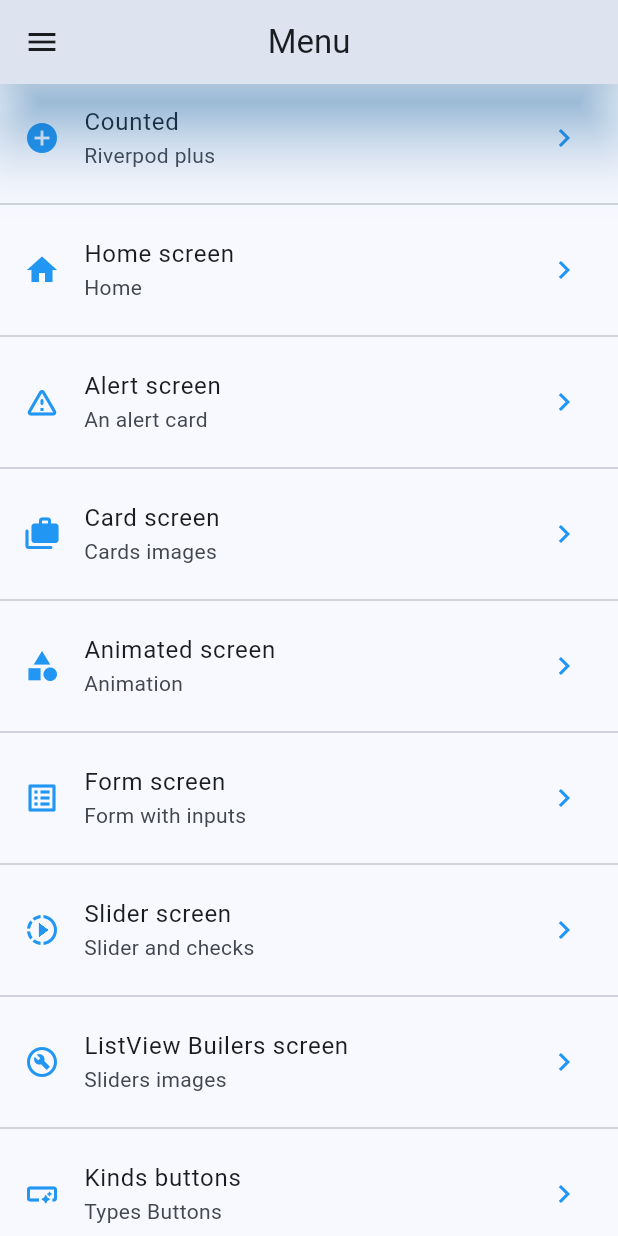
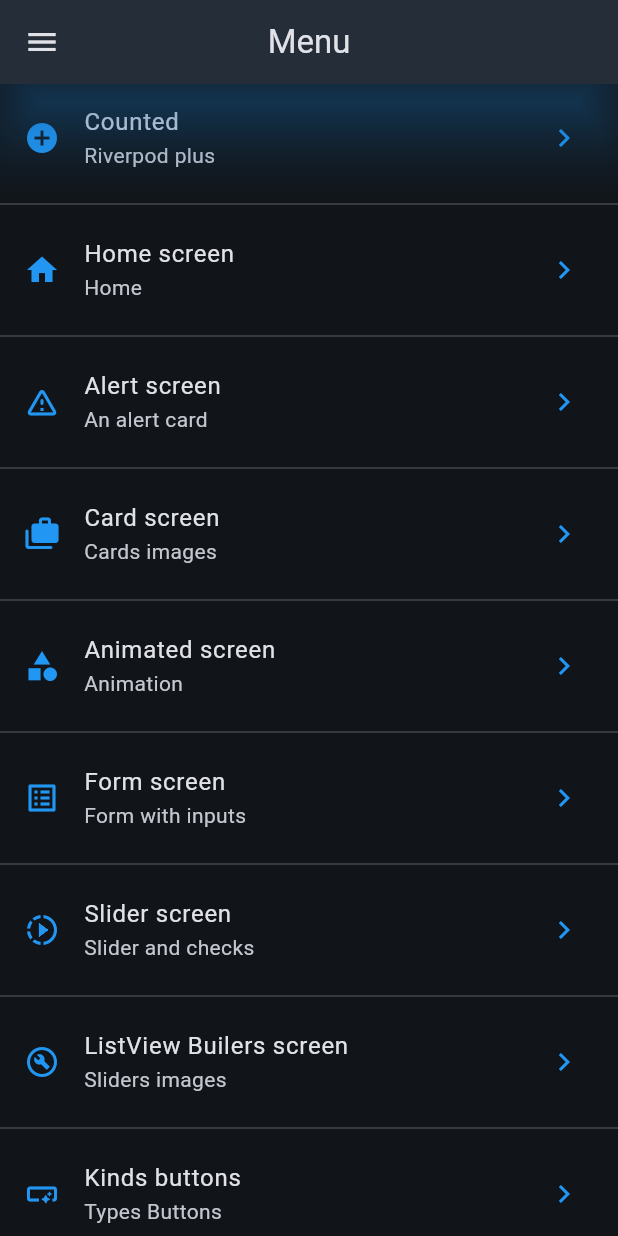
Before and after one commit to aaronshdev/Flutter-widgets, a Flutter app: the screen it shows after launch, on a phone screen of 412 x 824 dp. Run offline on Flutter 3.47's test engine with Material 2 defaults, Android fonts, the phone set to English and light mode, and no system bars; our stand-ins replace animate_do, flutter_riverpod, go_router.

Commit message:
app theme notifier

```diff
--- a/lib/config/themes/app_theme.dart
+++ b/lib/config/themes/app_theme.dart
@@ -17,7 +17,10 @@ class AppTheme {
   final int selectedColor;
   //static const Color primary = Colors.indigo;
 
-  AppTheme({this.isDarckMode = true, this.selectedColor= 0,});
+  AppTheme({
+    this.isDarckMode = true,
+    this.selectedColor = 0,
+  });
 
   ThemeData getTheme() => ThemeData(
     useMaterial3: true,
@@ -30,8 +33,7 @@ class AppTheme {
     //primaryColor: colorList[selectedColor],
     textTheme: TextTheme(
       titleLarge: TextStyle(color: colorList[selectedColor]),
-      bodySmall: TextStyle(color: colorList[selectedColor].withOpacity(0.6))
-    ),
+      bodySmall: TextStyle(color: colorList[selectedColor].withOpacity(0.6))),
     appBarTheme: AppBarTheme(
       // color: primary,
       elevation: 20,
@@ -40,7 +42,7 @@ class AppTheme {
       // titleTextStyle: TextStyle(fontSize: 18, color: Colors.white)
     ),
     textButtonTheme: TextButtonThemeData(
-        style: TextButton.styleFrom(foregroundColor: colorList[selectedColor])
+      style: TextButton.styleFrom(foregroundColor: colorList[selectedColor])
     ),
     cardTheme: CardTheme(
       shadowColor: colorList[selectedColor].withOpacity(0.5),
@@ -70,8 +72,14 @@ class AppTheme {
       )
     ),
     dialogTheme: DialogTheme(
-      shape: RoundedRectangleBorder(borderRadius: BorderRadius.circular(25))
-    )
+      shape: RoundedRectangleBorder(borderRadius: BorderRadius.circular(25)))
+  );
+  AppTheme copyWith({
+    bool? isDarckMode,
+    int? selectedColor
+  }) => AppTheme(
+    isDarckMode: isDarckMode?? this.isDarckMode,
+    selectedColor: selectedColor?? this.selectedColor
   );
   // static final ThemeData darkTheme = ThemeData.dark().copyWith(
   //     useMaterial3: true,
--- a/lib/main.dart
+++ b/lib/main.dart
@@ -1,5 +1,5 @@
-import 'package:fl_components/config/themes/app_theme.dart';
 import 'package:flutter/material.dart';
+// import 'package:fl_components/config/themes/app_theme.dart';
 //import 'package:fl_components/config/router/app_routes.dart';
 import 'package:fl_components/presentation/providers/theme_provider.dart';
 import 'package:fl_components/config/router/go_router_app.dart';
@@ -12,8 +12,10 @@ class MyApp extends ConsumerWidget {
 
   @override
   Widget build(BuildContext context, ref) {
-    final darkMode = ref.watch(isDarkThemeProvider);
-    final isSelectedColor = ref.watch(selectedColorProvider);
+    //Dos lineas antes de musar el ThemeNotifier
+    // final darkMode = ref.watch(isDarkThemeProvider);
+    // final isSelectedColor = ref.watch(selectedColorProvider);
+    final appThemeNotifier = ref.watch(themeNotifierProvider);
     // Se  modifica MaterialApp para usar go_router
     //para regresar al estado anterior se quita el .router y se descomentan las demas lineas
     return MaterialApp.router(
@@ -24,7 +26,8 @@ class MyApp extends ConsumerWidget {
       // routes: AppRoutes.getAppRoutes(),
       // onGenerateRoute: AppRoutes.onGeneratedRoute,
       //(settings) =>  AppRoutes.onGeneratedRoute(settings),
-      theme: AppTheme(isDarckMode: darkMode, selectedColor: isSelectedColor).getTheme(),
+      //theme: AppTheme(isDarckMode: darkMode, selectedColor: isSelectedColor).getTheme(),
+      theme:  appThemeNotifier.getTheme(),
     );
   }
 }
--- a/lib/presentation/providers/theme_provider.dart
+++ b/lib/presentation/providers/theme_provider.dart
@@ -7,3 +7,23 @@ final selectedColorProvider = StateProvider((ref) => 0);
 //Listado de colores inmutables
 
 final colorListProvider = Provider((ref) => colorList);
+
+//Un objeto de tipo AppTheme (custom)
+
+final themeNotifierProvider = StateNotifierProvider<ThemeNotifier, AppTheme>(
+  (ref) => ThemeNotifier(),
+);
+
+//Controler o Notifier
+class ThemeNotifier extends StateNotifier<AppTheme> {
+  //El state es Estado = New AppTheme();
+  ThemeNotifier() : super(AppTheme());
+
+  void toggleDarkmode() {
+    state = state.copyWith(isDarckMode: !state.isDarckMode);
+  }
+
+  void changeColorIndex(int colorIndex) {
+    state = state.copyWith(selectedColor: colorIndex);
+  }
+}
--- a/lib/presentation/screens/listview_menu_screen.dart
+++ b/lib/presentation/screens/listview_menu_screen.dart
@@ -48,7 +48,7 @@ class _CustomListTile extends ConsumerWidget {
 
   @override
   Widget build(BuildContext context, ref) {
-    final colorSelected = ref.watch(selectedColorProvider);
+    final colorSelected = ref.watch(themeNotifierProvider).selectedColor;
     return ListTile(
       leading: Icon(
         option.icon,
```
Also changed, not shown: lib/presentation/screens/theme_list_screen.dart (+10 -5 lines).
